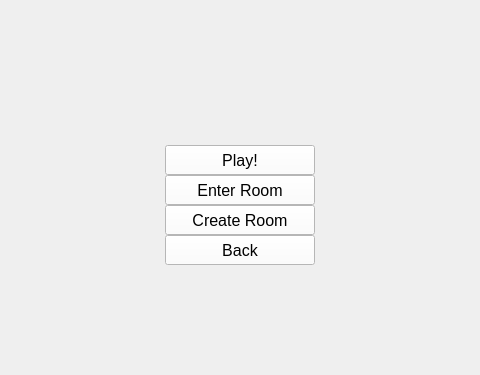
First picture: the form in blackjack-client/ui/pre_game.ui, repository lehoangtran289/Blackjack, before the edit; both pictures show x 165 to 645 and y 225 to 600 of the 800 by 600 pixel window.
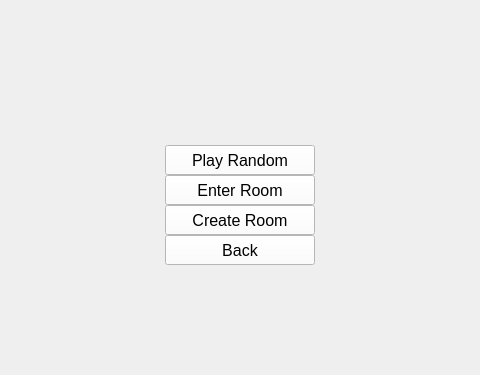
Second picture: the form after the edit. Icons and pictures are not drawn.

```diff
--- a/blackjack-client/ui/pre_game.ui
+++ b/blackjack-client/ui/pre_game.ui
@@ -34,7 +34,7 @@
 border-color: rgb(255, 255, 255);</string>
    </property>
    <property name="text">
-    <string>Play!</string>
+    <string>Play Random</string>
    </property>
   </widget>
   <widget class="QPushButton" name="enter_room_button">
```
